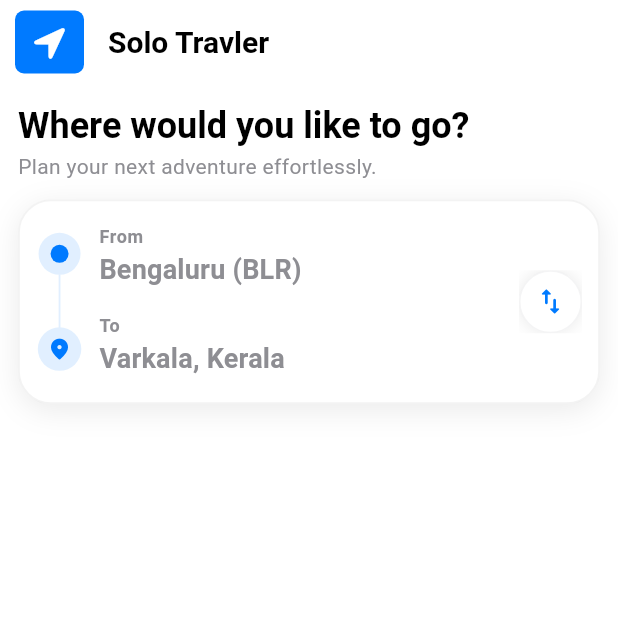
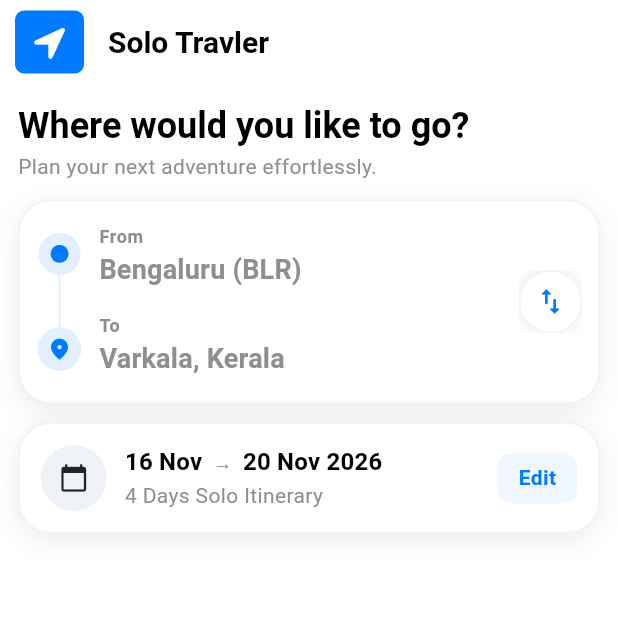
Before and after one commit to vsaravananc/aivsol_solo_travel, a Flutter app: the screen it shows after launch, on a phone screen of 412 x 824 dp, the top half of it. Run offline on Flutter 3.47's test engine with Material 3 defaults, Android fonts, the phone set to English and light mode, and no system bars; our stand-ins replace flutter_animate, go_router.

Commit message:
date selection part completed.

```diff
--- a/lib/core/theme/app_theme.dart
+++ b/lib/core/theme/app_theme.dart
@@ -9,6 +9,7 @@ abstract final class AppColors {
   static const Color textSecondary = Color(0xFF8E8E93);
   static const Color border = Color(0xFFE5E5EA);
   static const Color error = Color(0xFFFF3B30);
+  static const Color bgGrey = Color(0xFFEFF2F7);
 }
 
 abstract final class LightTheme {
--- a/lib/feature/home/presentation/screen/home_sreen.dart
+++ b/lib/feature/home/presentation/screen/home_sreen.dart
@@ -1,4 +1,5 @@
 import 'package:aivsol_solo_travel/core/extensions/theme_extensions.dart';
+import 'package:aivsol_solo_travel/feature/home/presentation/widgets/date_select_widget.dart';
 import 'package:aivsol_solo_travel/feature/home/presentation/widgets/from_to_input_widget.dart';
 import 'package:flutter/cupertino.dart';
 import 'package:flutter/material.dart';
@@ -45,6 +46,7 @@ class HomeScreen extends StatelessWidget {
               ),
             ),
             const FromToInputWidget(),
+            const DateSelectWidget()
           ],
         ),
       ),
--- /dev/null
+++ b/lib/feature/home/presentation/widgets/date_select_widget.dart
@@ -0,0 +1,179 @@
+import 'package:aivsol_solo_travel/core/extensions/theme_extensions.dart';
+import 'package:aivsol_solo_travel/core/theme/app_theme.dart';
+import 'package:flutter/material.dart';
+import 'package:flutter_animate/flutter_animate.dart';
+import 'package:intl/intl.dart';
+
+class DateSelectWidget extends StatefulWidget {
+  const DateSelectWidget({super.key});
+
+  @override
+  State<DateSelectWidget> createState() => _DateSelectWidgetState();
+}
+
+class _DateSelectWidgetState extends State<DateSelectWidget> {
+  late final ValueNotifier<DateTimeRange> _dateRangeNotifier;
+
+  @override
+  void initState() {
+    super.initState();
+    final now = DateTime.now();
+    _dateRangeNotifier = ValueNotifier(
+      DateTimeRange(
+        start: DateTime(now.year, now.month, now.day + 1),
+        end: DateTime(now.year, now.month, now.day + 5),
+      ),
+    );
+  }
+
+  @override
+  void dispose() {
+    _dateRangeNotifier.dispose();
+    super.dispose();
+  }
+
+  Future<void> _handleEdit() async {
+    final now = DateTime.now();
+    final firstSelectableDate = DateTime(now.year, now.month, now.day + 1);
+    final lastSelectableDate = DateTime(now.year + 5, 12, 31);
+
+    final picked = await showDateRangePicker(
+      context: context,
+      firstDate: firstSelectableDate,
+      lastDate: lastSelectableDate,
+      initialDateRange: _dateRangeNotifier.value,
+      initialEntryMode: DatePickerEntryMode.calendarOnly,
+      builder: (context, child) {
+        return SafeArea(
+          bottom: false,
+          child: Theme(
+            data: context.themeData.copyWith(
+              colorScheme: context.themeData.colorScheme.copyWith(
+                primary: AppColors.primary,
+                onPrimary: Colors.white,
+              ),
+            ),
+            child: child!,
+          ),
+        ).animate().slideY(
+          begin: 0.5,
+          end: 0,
+          duration: const Duration(milliseconds: 300),
+        );
+      },
+    );
+
+    if (picked == null) return;
+
+    _dateRangeNotifier.value = picked;
+  }
+
+  @override
+  Widget build(BuildContext context) {
+    return Container(
+      margin: const .only(top: 12),
+      padding: const .symmetric(horizontal: 14, vertical: 14),
+      decoration: BoxDecoration(
+        color: context.themeData.scaffoldBackgroundColor,
+        borderRadius: .circular(22),
+        border: .all(
+          color: context.themeData.disabledColor.withAlpha(12),
+          width: 1.2,
+        ),
+        boxShadow: [
+          BoxShadow(
+            color: context.themeData.shadowColor.withAlpha(20),
+            blurRadius: 16,
+            offset: const Offset(0, 4),
+          ),
+        ],
+      ),
+      child: Row(
+        spacing: 12,
+        children: [
+          Container(
+            width: 44,
+            height: 44,
+            decoration: const BoxDecoration(
+              color: AppColors.bgGrey,
+              shape: .circle,
+            ),
+            child: const Icon(
+              Icons.calendar_today,
+              size: 20,
+              color: Color(0xFF1E242B),
+            ),
+          ),
+          Expanded(
+            child: ValueListenableBuilder<DateTimeRange>(
+              valueListenable: _dateRangeNotifier,
+              builder: (context, dateRange, _) {
+                return Column(
+                  crossAxisAlignment: .start,
+                  mainAxisSize: MainAxisSize.min,
+                  children: [
+                    Text.rich(
+                      TextSpan(
+                        style: context.textTheme.titleMedium?.copyWith(
+                          fontWeight: .w700,
+                        ),
+                        children: [
+                          TextSpan(
+                            text: DateFormat('d MMM').format(dateRange.start),
+                          ),
+                          TextSpan(
+                            text: '  →  ',
+                            style: context.textTheme.bodyMedium?.copyWith(
+                              fontSize: 13,
+                            ),
+                          ),
+                          TextSpan(
+                            text: DateFormat(
+                              'd MMM yyyy',
+                            ).format(dateRange.end),
+                          ),
+                        ],
+                      ),
+                      maxLines: 1,
+                      overflow: TextOverflow.ellipsis,
+                    ),
+                    Text(
+                      '${dateRange.duration.inDays} Days Solo Itinerary',
+                      style: context.textTheme.bodyMedium,
+                      maxLines: 1,
+                      overflow: TextOverflow.ellipsis,
+                    ),
+                  ],
+                );
+              },
+            ),
+          ),
+          Material(
+            color: Colors.transparent,
+            child: InkWell(
+              onTap: _handleEdit,
+              borderRadius: BorderRadius.circular(10),
+              child: Container(
+                padding: const EdgeInsets.symmetric(
+                  horizontal: 14,
+                  vertical: 7,
+                ),
+                decoration: BoxDecoration(
+                  color: context.themeData.primaryColor.withAlpha(15),
+                  borderRadius: BorderRadius.circular(10),
+                ),
+                child: Text(
+                  'Edit',
+                  style: context.textTheme.bodyMedium?.copyWith(
+                    fontWeight: .w600,
+                    color: context.themeData.primaryColor,
+                  ),
+                ),
+              ),
+            ),
+          ),
+        ],
+      ),
+    );
+  }
+}
--- a/lib/feature/home/presentation/widgets/from_to_input_widget.dart
+++ b/lib/feature/home/presentation/widgets/from_to_input_widget.dart
@@ -31,6 +31,7 @@ class _FromToInputWidgetState extends State<FromToInputWidget> {
     toController.dispose();
     fromFocusNode.dispose();
     toFocusNode.dispose();
+    rotationTurns.dispose();
     super.dispose();
   }
 
```
